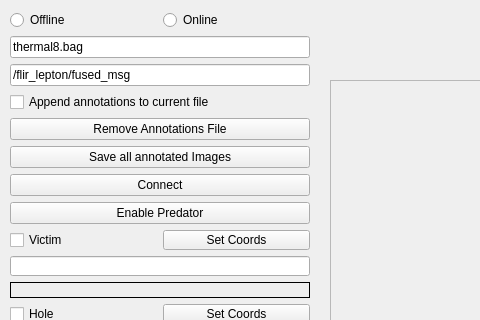
pandora-auth-ros-pkg/pandora_vision, file pandora_vision_annotator/ui/pandora_annotator.ui: the form before one commit; both pictures show x 0 to 480 and y 0 to 320 of the 1138 by 845 pixel window.
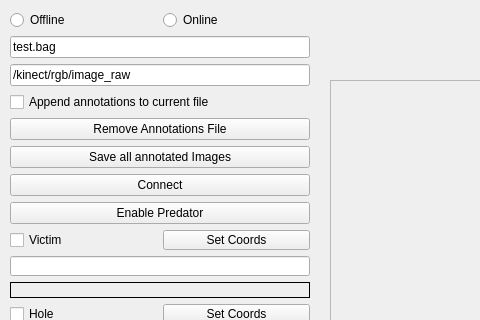
The form after the commit.

Commit message: Fix image display when predator is enabled

The edit to the form file:
```diff
--- a/pandora_vision_annotator/ui/pandora_annotator.ui
+++ b/pandora_vision_annotator/ui/pandora_annotator.ui
@@ -305,14 +305,14 @@
        <item>
         <widget class="QLineEdit" name="bagLineEdit">
          <property name="text">
-          <string>thermal8.bag</string>
+          <string>test.bag</string>
          </property>
         </widget>
        </item>
        <item>
         <widget class="QLineEdit" name="rosTopicLineEdit">
          <property name="text">
-          <string>/flir_lepton/fused_msg</string>
+          <string>/kinect/rgb/image_raw</string>
          </property>
         </widget>
        </item>
```
The commit also changes 3 other files.
